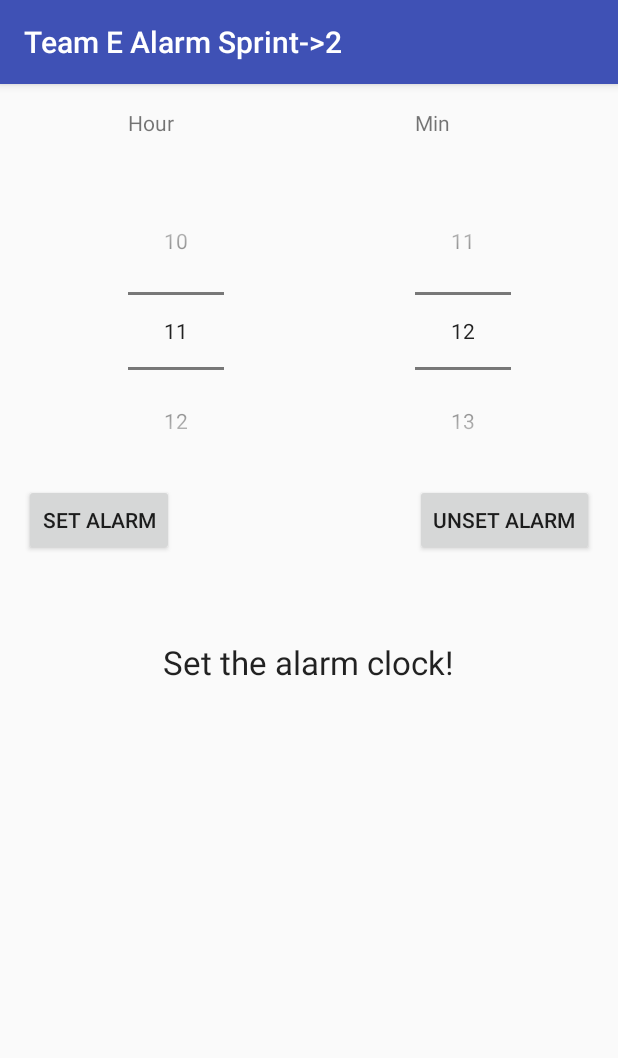
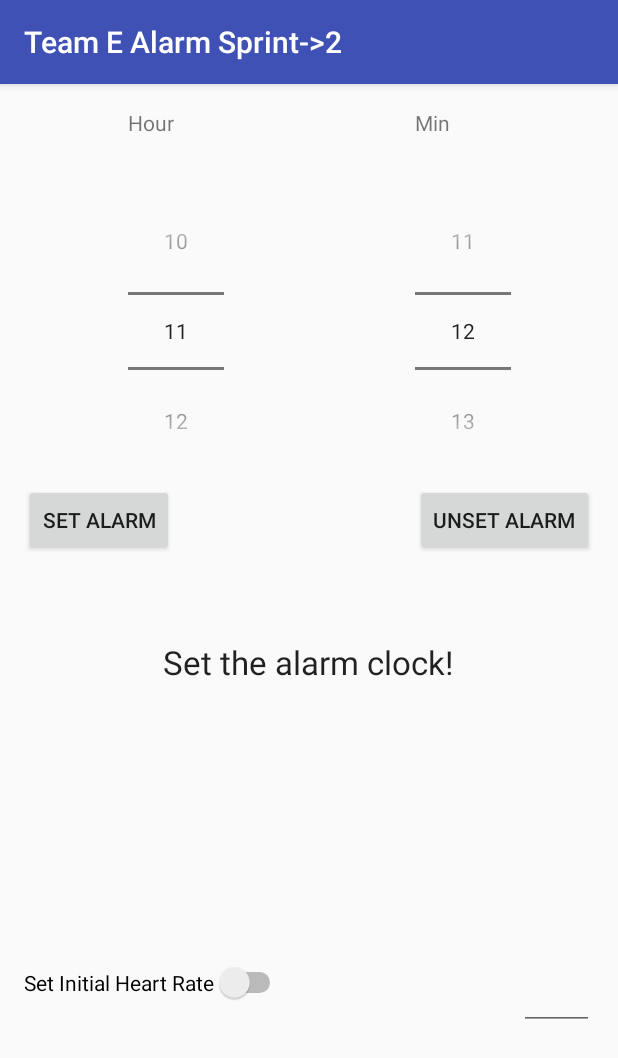
Before and after one commit to hum115/WakeUpAlarm, an Android app: the screen it shows after launch (Welcome), on a phone screen of 412 x 824 dp. Shown: the top 1058 px of the screen. Run offline under Robolectric (Android 15) with nearby library versions, the phone set to English and light mode, and no system bars.

Commit message:
Added the initial Heart rate switch
Still need to configure the Variable trough the Intents

```diff
--- a/app/src/main/java/com/example/ahmad/wakeupalarm/AlarmReceiver.java
+++ b/app/src/main/java/com/example/ahmad/wakeupalarm/AlarmReceiver.java
@@ -19,9 +19,14 @@ public class AlarmReceiver extends BroadcastReceiver {
 
         //Go to Alarm Ring Activity
 
+
+        //Need to get the value coming from Bool and Int.
+
         Intent AlarmRing = new Intent(context, com.example.ahmad.wakeupalarm.AlarmRing.class);
         AlarmRing.addFlags(Intent.FLAG_ACTIVITY_NEW_TASK);
+
         context.startActivity(AlarmRing);
+
 
     }
 }
--- a/app/src/main/java/com/example/ahmad/wakeupalarm/Welcome.java
+++ b/app/src/main/java/com/example/ahmad/wakeupalarm/Welcome.java
@@ -13,7 +13,10 @@ import android.os.Bundle;
 import android.support.v7.app.AppCompatActivity;
 import android.view.View;
 import android.widget.Button;
+import android.widget.CompoundButton;
+import android.widget.EditText;
 import android.widget.NumberPicker;
+import android.widget.Switch;
 import android.widget.TextView;
 import android.widget.Toast;
 
@@ -32,7 +35,10 @@ public class Welcome extends AppCompatActivity {
     NumberPicker alarm_Min;
     TextView update_text;
     Context context;
+    Switch initialHrSwitch;
+    Boolean switchBool;
     PendingIntent pendingIntent;
+    int initialHRValue;
     PendingIntent pendingConnectionIntent;
     // Initialization for the Heart Rate part
     BluetoothAdapter adapter = null;
@@ -44,10 +50,34 @@ public class Welcome extends AppCompatActivity {
     @Override
     protected void onCreate(Bundle savedInstanceState) {
 
+
         super.onCreate(savedInstanceState);
         setContentView(R.layout.activity_welcome);
+        final EditText textInitialHR = (EditText)findViewById(R.id.ManualHR);
+
+        // Setting Up the Switch
+
+        initialHrSwitch = (Switch)findViewById(R.id.initialHeartRateSwitch);
+        switchBool = false;
+        initialHrSwitch.setChecked(switchBool);
+
+
+        initialHrSwitch.setOnCheckedChangeListener(new CompoundButton.OnCheckedChangeListener() {
+            public void onCheckedChanged(CompoundButton buttonView, boolean isChecked) {
+                if(isChecked){
+                    switchBool = true;
+                    initialHRValue = textInitialHR.getInputType();
+                }
+                else{
+                    switchBool =false;
+
+                }
+            }
+        });
+
 
         //First Initialization
+
         this.context=this;
         alarm_Hour = (NumberPicker)findViewById(R.id.HourValue);
         alarm_Min= (NumberPicker)findViewById(R.id.minValue);
@@ -62,6 +92,8 @@ public class Welcome extends AppCompatActivity {
         alarm_Min.setValue(Calendar.MINUTE);
         alarm_Min.setWrapSelectorWheel(true);
 
+        //this is a code found online that would not disable the bluetooth
+
         PackageManager pm  = Welcome.this.getPackageManager();
         ComponentName componentName = new ComponentName(Welcome.this, ConnectionReceiver.class);
         pm.setComponentEnabledSetting(componentName, PackageManager.COMPONENT_ENABLED_STATE_ENABLED,
@@ -74,11 +106,26 @@ public class Welcome extends AppCompatActivity {
         final Intent my_intent = new Intent(this.context,AlarmReceiver.class);
         final Intent connectionIntent = new Intent (this.context,ConnectionReceiver.class);
 
+
+
+        // The Set alarm Click
+
         Button start_alarm=(Button)findViewById(R.id.start_alarm);
         start_alarm.setOnClickListener(new View.OnClickListener() {
             @TargetApi(Build.VERSION_CODES.M)
             @Override
             public void onClick(View v) {
+
+                //checking the switch
+
+                if (switchBool){
+                    my_intent.putExtra("BoolSwitch",switchBool);
+                    my_intent.putExtra("initialValue",initialHRValue);
+                }
+                else{
+                    my_intent.putExtra("InitialHR",switchBool);
+                }
+
                 //setting Calendar to the TimePicker
 
                 // For debugging purposes Make this run asap
--- a/app/src/main/res/layout/activity_welcome.xml
+++ b/app/src/main/res/layout/activity_welcome.xml
@@ -82,5 +82,23 @@
         android:id="@+id/HearRateLayout"
         android:layout_below="@+id/AlarmLayout">
 
+        <EditText
+            android:layout_width="50dp"
+            android:layout_height="wrap_content"
+            android:inputType="numberSigned"
+            android:ems="10"
+            android:id="@+id/ManualHR"
+            android:layout_alignTop="@+id/initialHeartRateSwitch"
+            android:layout_alignParentEnd="true" />
+
+        <Switch
+            android:layout_width="wrap_content"
+            android:layout_height="wrap_content"
+            android:text="Set Initial Heart Rate"
+            android:id="@+id/initialHeartRateSwitch"
+            android:layout_centerVertical="true"
+            android:layout_alignParentStart="true"
+            android:textOn="True"
+            android:checked="false" />
     </RelativeLayout>
 </RelativeLayout>
```
Also changed, not shown: app/src/main/java/com/example/ahmad/wakeupalarm/AlarmRing.java (+59 -7 lines).
